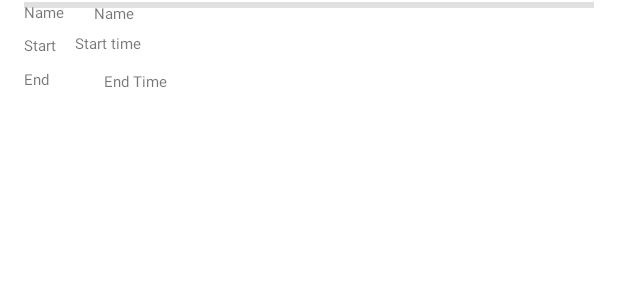
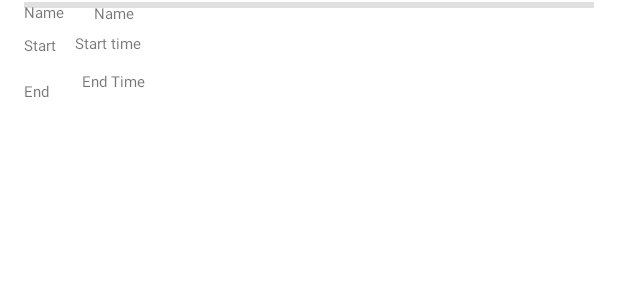
Before and after one commit to nivk99/Neve-Golan, an Android app: the layout recycleritem_activity.xml on its own in the app's theme, with its tools: preview values and no code run, on a phone screen of 412 x 824 dp. Shown: the top 300 px of the screen. Run offline under Robolectric (Android 15) with nearby library versions, the phone set to English and light mode, and no system bars; Roboto replaces fonts that are not available here.

Commit message:
activity view fix

```diff
--- a/app/src/main/java/com/example/myapplication/adapter/ActivityAdapter.java
+++ b/app/src/main/java/com/example/myapplication/adapter/ActivityAdapter.java
@@ -63,7 +63,7 @@
         Activity activity=activitys.get(position);
         holder.activity_name_textView.setText(activity.getName());
         holder.activity_time_start_textView.setText(activity.getTimeStart());
-        holder.activity_time_start_textView.setText(activity.getTimeEnd());
+        holder.activity_time_end_textView.setText(activity.getTimeEnd());
     }
 
     @Override
--- a/app/src/main/res/layout/recycleritem_activity.xml
+++ b/app/src/main/res/layout/recycleritem_activity.xml
@@ -35,11 +35,12 @@
         android:id="@+id/textView_activity_time_end"
         android:layout_width="wrap_content"
         android:layout_height="wrap_content"
-        android:layout_marginStart="16dp"
-        android:layout_marginBottom="12dp"
+        android:layout_marginStart="8dp"
+        android:layout_marginBottom="20dp"
         android:text="End Time"
         android:textSize="10sp"
         app:layout_constraintBottom_toBottomOf="parent"
+        app:layout_constraintEnd_toEndOf="@+id/textView_activity_name"
         app:layout_constraintStart_toEndOf="@+id/textView14" />
 
     <View
@@ -47,8 +48,9 @@
         android:layout_width="0dp"
         android:layout_height="4dp"
         android:background="?android:attr/listDivider"
-        tools:layout_editor_absoluteY="79dp"
-        tools:ignore="MissingConstraints" />
+        tools:ignore="MissingConstraints"
+        tools:layout_editor_absoluteX="-12dp"
+        tools:layout_editor_absoluteY="80dp" />
 
     <TextView
         android:id="@+id/textView10"
@@ -65,12 +67,12 @@
         android:id="@+id/textView11"
         android:layout_width="wrap_content"
         android:layout_height="wrap_content"
-        android:layout_marginBottom="24dp"
+        android:layout_marginBottom="32dp"
         android:text="Start "
         android:textSize="10sp"
         app:layout_constraintBottom_toBottomOf="@+id/textView14"
-        tools:layout_editor_absoluteX="88dp"
-        tools:ignore="MissingConstraints" />
+        tools:ignore="MissingConstraints"
+        tools:layout_editor_absoluteX="92dp" />
 
     <TextView
         android:id="@+id/textView14"
```
Also changed, not shown: app/src/main/java/com/example/myapplication/calendar/CalendarViewActivity.java (+6 -4 lines).
